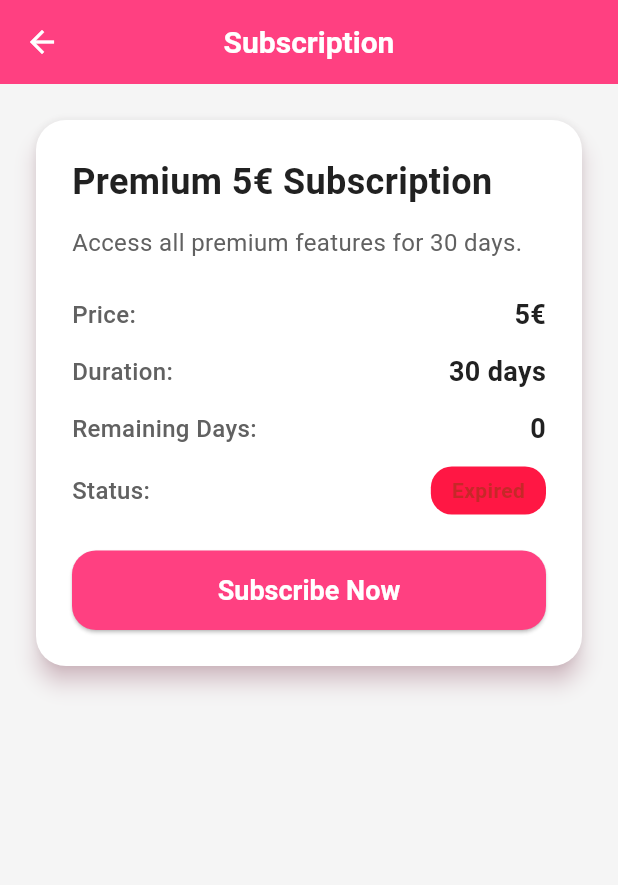
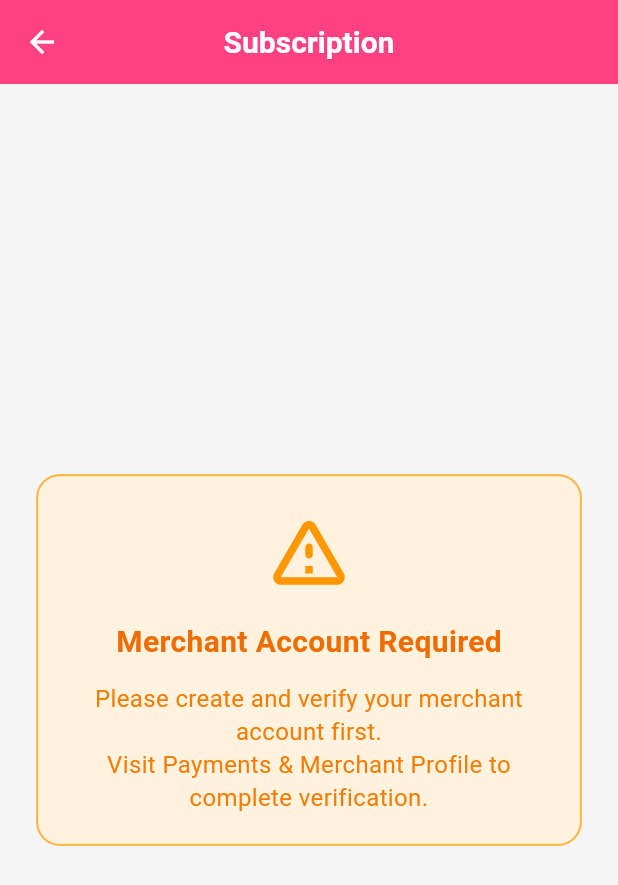
Before and after one commit to ahmad2k24/BeautyConnect-1.0, a Flutter app: the SubscriptionScreen screen opened directly, on a phone screen of 412 x 824 dp. Shown: the top 885 px of the screen. Run offline on Flutter 3.47's test engine with Material 3 defaults, Android fonts, the phone set to English and light mode, and no system bars; our stand-ins replace app_links, country_code_picker, country_picker, flutter_rating_bar, image_picker, supabase_flutter and 1 more; missing offline and left inert: flutter_stripe; accounts and stored records are empty; network calls fail.

```diff
--- a/lib/views/bookings/checkout_preview.dart
+++ b/lib/views/bookings/checkout_preview.dart
@@ -202,6 +202,7 @@ class _PreviewCheckoutScreenState extends State<PreviewCheckoutScreen> {
                 price: widget.post.price,
                 duration: widget.post.duration,
                 status: 'Pending',
+                createdAt: DateTime.now(),
               );
               final String merchantId = await paymentRepo
                   .fetchMerchantAccountId(widget.post.vendorId);
--- a/lib/views/chat/message_screen.dart
+++ b/lib/views/chat/message_screen.dart
@@ -21,7 +21,7 @@ class _MessageScreenState extends State<MessageScreen> {
   bool _loading = true;
   Map<String, dynamic>? _data = {};
   Future<void> _loadContacts() async {
-    final res = await _repo.fetchSingleChatContact(widget.currentUserId!);
+    final res = await _repo.fetchSingleChatContact(widget.otherUserId!);
     setState(() {
       _data = res;
     });
--- a/lib/views/vendor/subscription.dart
+++ b/lib/views/vendor/subscription.dart
@@ -16,11 +16,49 @@ class _SubscriptionScreenState extends State<SubscriptionScreen> {
   bool loading = true;
   final SupabaseClient _client = Supabase.instance.client;
   final PaymentRepository paymentRepository = PaymentRepository();
+  bool _isVerified = false;
+  bool _checkingVerification = true;
+  Future<void> checkAccountVerification() async {
+    setState(() {
+      _checkingVerification = true;
+    });
+
+    try {
+      final userId = _client.auth.currentUser!.id;
+
+      final response = await _client
+          .from('accounts')
+          .select('verified')
+          .eq('user_id', userId)
+          .maybeSingle();
+
+      bool verified = response != null && response['verified'] == true;
+
+      setState(() {
+        _isVerified = verified;
+      });
+    } catch (e) {
+      print('Error checking account verification: $e');
+      setState(() {
+        _isVerified = false;
+      });
+    } finally {
+      setState(() {
+        _checkingVerification = false;
+      });
+    }
+  }
 
   @override
   void initState() {
     super.initState();
-    fetchSubscription();
+    checkAccountVerification().then((_) {
+      if (_isVerified) {
+        fetchSubscription();
+      } else {
+        setState(() => loading = false);
+      }
+    });
   }
 
   Future<void> fetchSubscription() async {
@@ -148,8 +186,54 @@ class _SubscriptionScreenState extends State<SubscriptionScreen> {
         centerTitle: true,
         elevation: 0,
       ),
-      body: loading
+      body: (_checkingVerification || loading)
           ? const Center(child: CircularProgressIndicator())
+          : !_isVerified
+          ? Center(
+              child: Padding(
+                padding: const EdgeInsets.all(24.0),
+                child: Container(
+                  padding: const EdgeInsets.all(20),
+                  decoration: BoxDecoration(
+                    color: Colors.orange.shade50,
+                    borderRadius: BorderRadius.circular(16),
+                    border: Border.all(
+                      color: Colors.orange.shade300,
+                      width: 1.5,
+                    ),
+                  ),
+                  child: Column(
+                    mainAxisSize: MainAxisSize.min,
+                    children: [
+                      const Icon(
+                        Icons.warning_amber_rounded,
+                        color: Colors.orange,
+                        size: 60,
+                      ),
+                      const SizedBox(height: 16),
+                      Text(
+                        'Merchant Account Required',
+                        style: TextStyle(
+                          color: Colors.orange.shade800,
+                          fontWeight: FontWeight.bold,
+                          fontSize: 20,
+                        ),
+                      ),
+                      const SizedBox(height: 12),
+                      Text(
+                        'Please create and verify your merchant account first.\nVisit Payments & Merchant Profile to complete verification.',
+                        textAlign: TextAlign.center,
+                        style: TextStyle(
+                          color: Colors.orange.shade700,
+                          fontSize: 16,
+                          height: 1.4,
+                        ),
+                      ),
+                    ],
+                  ),
+                ),
+              ),
+            )
           : Padding(
               padding: const EdgeInsets.all(16.0),
               child: Column(
```
Also changed, not shown: lib/data/repositories/service_repository.dart (+1 -8 lines), lib/views/services/create_service.dart (+55 -19 lines).
